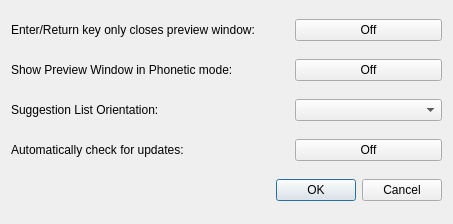
The window that src/frontend/SettingsDialog.ui (OpenBangla/OpenBangla-Keyboard) describes before a commit, drawn with Qt 5.
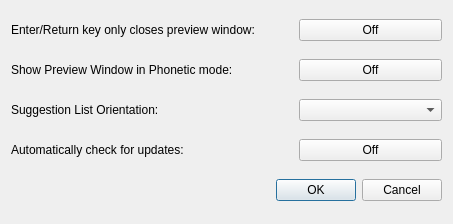
The same window after the commit.

Patch:
```diff
--- a/src/frontend/SettingsDialog.ui
+++ b/src/frontend/SettingsDialog.ui
@@ -23,7 +23,9 @@
    <item row="0" column="0">
     <widget class="QLabel" name="label">
      <property name="text">
-      <string>&lt;html&gt;&lt;head/&gt;&lt;body&gt;&lt;p&gt;Enter/Return key only closes preview window:&lt;/p&gt;&lt;/body&gt;&lt;/html&gt;</string>
+                        <string>&lt;html&gt;&lt;head/&gt;&lt;body&gt;&lt;p&gt;Enter/Return key only closes preview
+                            window:&lt;/p&gt;&lt;/body&gt;&lt;/html&gt;
+                        </string>
      </property>
     </widget>
    </item>
```
Lines whose indentation alone changed are shown as unchanged.
